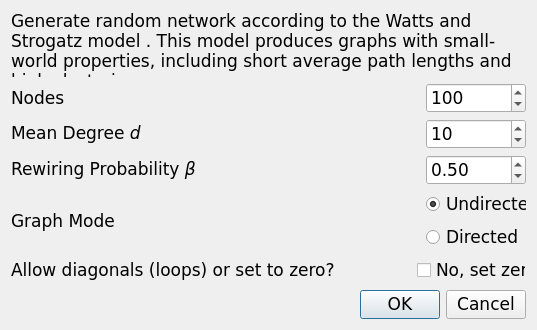
Old version of the form src/forms/randsmallworlddialog.ui in the repository socnetv/app.
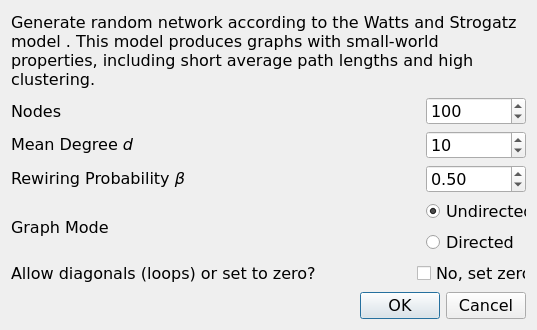
New version of the form.

Commit message: fixed dialog styling again :)

```diff
--- a/src/forms/randsmallworlddialog.ui
+++ b/src/forms/randsmallworlddialog.ui
@@ -53,7 +53,7 @@
      </property>
      <property name="font">
       <font>
-       <pointsize>13</pointsize>
+       <pointsize>12</pointsize>
        <weight>50</weight>
        <italic>false</italic>
        <bold>false</bold>
@@ -98,7 +98,7 @@
        </property>
        <property name="font">
         <font>
-         <pointsize>13</pointsize>
+         <pointsize>12</pointsize>
         </font>
        </property>
        <property name="text">
@@ -122,7 +122,7 @@
        </property>
        <property name="font">
         <font>
-         <pointsize>13</pointsize>
+         <pointsize>12</pointsize>
         </font>
        </property>
        <property name="toolTip">
@@ -162,7 +162,7 @@
        </property>
        <property name="font">
         <font>
-         <pointsize>13</pointsize>
+         <pointsize>12</pointsize>
         </font>
        </property>
        <property name="text">
@@ -180,7 +180,7 @@
        </property>
        <property name="font">
         <font>
-         <pointsize>13</pointsize>
+         <pointsize>12</pointsize>
         </font>
        </property>
        <property name="toolTip">
@@ -220,7 +220,7 @@
        </property>
        <property name="font">
         <font>
-         <pointsize>13</pointsize>
+         <pointsize>12</pointsize>
         </font>
        </property>
        <property name="text">
@@ -244,7 +244,7 @@
        </property>
        <property name="font">
         <font>
-         <pointsize>13</pointsize>
+         <pointsize>12</pointsize>
         </font>
        </property>
        <property name="minimum">
@@ -281,7 +281,7 @@
        </property>
        <property name="font">
         <font>
-         <pointsize>13</pointsize>
+         <pointsize>12</pointsize>
          <weight>50</weight>
          <bold>false</bold>
         </font>
@@ -309,7 +309,7 @@
          </property>
          <property name="font">
           <font>
-           <pointsize>13</pointsize>
+           <pointsize>12</pointsize>
            <italic>false</italic>
            <underline>false</underline>
            <strikeout>false</strikeout>
@@ -342,7 +342,7 @@
          </property>
          <property name="font">
           <font>
-           <pointsize>13</pointsize>
+           <pointsize>12</pointsize>
           </font>
          </property>
          <property name="text">
@@ -375,7 +375,7 @@
        </property>
        <property name="font">
         <font>
-         <pointsize>13</pointsize>
+         <pointsize>12</pointsize>
         </font>
        </property>
        <property name="text">
@@ -401,7 +401,7 @@
          </property>
          <property name="font">
           <font>
-           <pointsize>13</pointsize>
+           <pointsize>12</pointsize>
           </font>
          </property>
          <property name="toolTip">
@@ -423,7 +423,7 @@
     <widget class="QDialogButtonBox" name="buttonBox">
      <property name="font">
       <font>
-       <pointsize>13</pointsize>
+       <pointsize>12</pointsize>
       </font>
      </property>
      <property name="orientation">
```
The commit also changes 6 other files.
